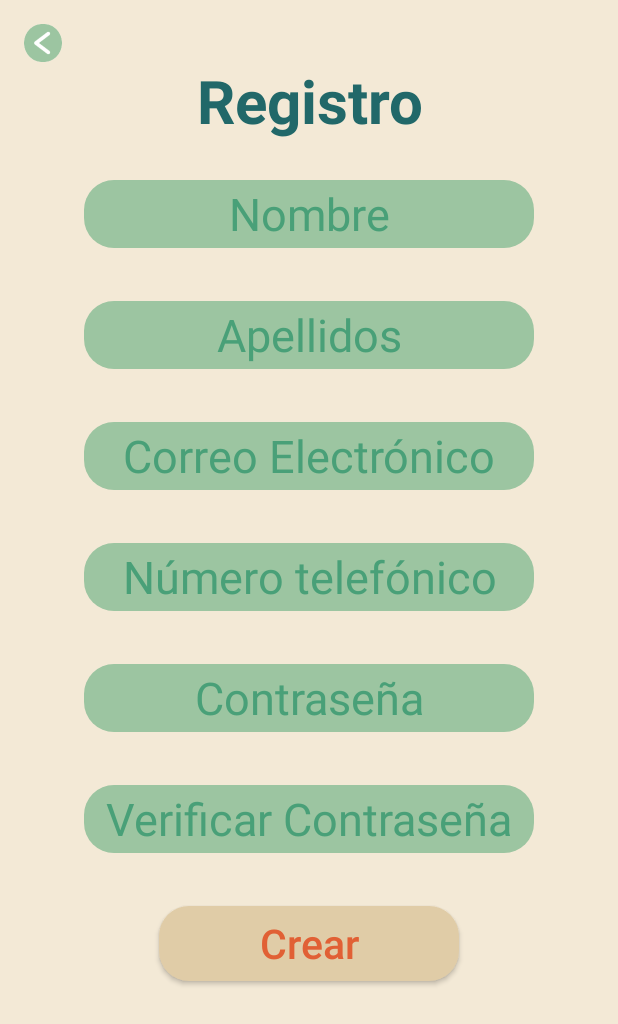
After one commit to JuanCarlosSanchezB/IngDeSoftware, an Android app: the layout register.xml on its own in the app's theme, with its tools: preview values and no code run, on a phone screen of 412 x 824 dp. The commit adds this screen. Shown: the top 1024 px of the screen. Run offline under Robolectric (Android 15) with nearby library versions, the phone set to English and light mode, and no system bars.

Commit message:
Se agrego la pantalla de Registro y diseño de boton crear

```diff
--- /dev/null
+++ b/AztecasApp/app/src/main/res/drawable/create_button.xml
@@ -0,0 +1,5 @@
+<shape xmlns:android="http://schemas.android.com/apk/res/android" android:shape="rectangle">
+    <corners android:topLeftRadius="20dp" android:topRightRadius="20dp" android:bottomRightRadius="20dp" android:bottomLeftRadius="20dp"/>
+    <solid android:color="#E0CCA7"/>
+    <size android:width="150dp" android:height="50dp"/>
+</shape>
--- a/AztecasApp/app/src/main/res/drawable/round_button.xml
+++ b/AztecasApp/app/src/main/res/drawable/round_button.xml
@@ -1,5 +1,5 @@
 <shape xmlns:android="http://schemas.android.com/apk/res/android" android:shape="rectangle">
     <corners android:topLeftRadius="20dp" android:topRightRadius="20dp" android:bottomRightRadius="20dp" android:bottomLeftRadius="20dp"/>
     <solid android:color="#9CC5A1"/>
-    <size android:width="150dp" android:height="50dp"/>
+    <size android:width="200dp" android:height="50dp"/>
 </shape>
--- /dev/null
+++ b/AztecasApp/app/src/main/res/layout/register.xml
@@ -0,0 +1,147 @@
+<?xml version="1.0" encoding="utf-8"?>
+<androidx.constraintlayout.widget.ConstraintLayout xmlns:android="http://schemas.android.com/apk/res/android"
+    xmlns:app="http://schemas.android.com/apk/res-auto"
+    xmlns:tools="http://schemas.android.com/tools"
+    android:layout_width="match_parent"
+    android:layout_height="match_parent"
+    android:background="#F3E9D6">
+
+    <LinearLayout
+        android:id="@+id/registerLayout"
+        android:layout_width="match_parent"
+        android:layout_height="match_parent"
+        android:orientation="vertical"
+        app:layout_constraintBottom_toBottomOf="parent"
+        app:layout_constraintEnd_toEndOf="parent"
+        app:layout_constraintStart_toStartOf="parent"
+        app:layout_constraintTop_toTopOf="parent">
+
+        <TextView
+            android:id="@+id/textView"
+            android:layout_width="244dp"
+            android:layout_height="70dp"
+            android:layout_gravity="center_horizontal"
+            android:layout_marginTop="40dp"
+            android:layout_marginBottom="10dp"
+            android:text="Registro"
+            android:textAlignment="center"
+            android:textColor="#216869"
+            android:textSize="40dp"
+            android:textStyle="bold" />
+
+
+
+        <EditText
+            android:id="@+id/name"
+            android:layout_width="300dp"
+            android:layout_height="45dp"
+            android:layout_gravity="center_horizontal"
+            android:background="@drawable/round_button"
+            android:layout_marginBottom="35dp"
+            android:selectAllOnFocus="false"
+            android:text="Nombre"
+            android:textAlignment="center"
+            android:textAllCaps="false"
+            android:textColor="#49A078"
+            android:textSize="30dp" />
+
+        <EditText
+            android:id="@+id/lastnames"
+            android:layout_width="300dp"
+            android:layout_height="45dp"
+            android:layout_gravity="center_horizontal"
+            android:background="@drawable/round_button"
+            android:layout_marginBottom="35dp"
+            android:selectAllOnFocus="false"
+            android:text="Apellidos"
+            android:textAlignment="center"
+            android:textAllCaps="false"
+            android:textColor="#49A078"
+            android:textSize="30dp" />
+
+        <EditText
+            android:id="@+id/email"
+            android:layout_width="300dp"
+            android:layout_height="45dp"
+            android:layout_gravity="center_horizontal"
+            android:background="@drawable/round_button"
+            android:layout_marginBottom="35dp"
+            android:selectAllOnFocus="false"
+            android:text="Correo Electrónico"
+            android:textAlignment="center"
+            android:textAllCaps="false"
+            android:textColor="#49A078"
+            android:textSize="30dp" />
+
+        <EditText
+            android:id="@+id/cellphone"
+            android:layout_width="300dp"
+            android:layout_height="45dp"
+            android:layout_gravity="center_horizontal"
+            android:background="@drawable/round_button"
+            android:layout_marginBottom="35dp"
+            android:selectAllOnFocus="false"
+            android:text="Número telefónico"
+            android:textAlignment="center"
+            android:textAllCaps="false"
+            android:textColor="#49A078"
+            android:textSize="30dp" />
+
+        <EditText
+            android:id="@+id/password"
+            android:layout_width="300dp"
+            android:layout_height="45dp"
+            android:layout_gravity="center_horizontal"
+            android:background="@drawable/round_button"
+            android:layout_marginBottom="35dp"
+            android:selectAllOnFocus="false"
+            android:text="Contraseña"
+            android:textAlignment="center"
+            android:textAllCaps="false"
+            android:textColor="#49A078"
+            android:textSize="30dp" />
+
+        <EditText
+            android:id="@+id/veripassword"
+            android:layout_width="300dp"
+            android:layout_height="45dp"
+            android:layout_gravity="center_horizontal"
+            android:background="@drawable/round_button"
+            android:layout_marginBottom="35dp"
+            android:selectAllOnFocus="false"
+            android:text="Verificar Contraseña"
+            android:textAlignment="center"
+            android:textAllCaps="false"
+            android:textColor="#49A078"
+            android:textSize="30dp" />
+
+        <Button
+            android:id="@+id/create"
+            android:layout_width="200dp"
+            android:layout_height="wrap_content"
+            android:layout_gravity="center_horizontal"
+            android:background="@drawable/create_button"
+            android:layout_marginBottom="35dp"
+            android:selectAllOnFocus="false"
+            android:text="Crear"
+            android:textAlignment="center"
+            android:textAllCaps="false"
+            android:textColor="#E16035"
+            android:textSize="27dp" />
+
+
+    </LinearLayout>
+
+    <ImageButton
+        android:id="@+id/backFrom"
+        android:layout_width="25dp"
+        android:layout_height="25dp"
+        android:layout_marginStart="16dp"
+        android:layout_marginTop="16dp"
+        android:background="@drawable/boton_de_back"
+        android:onClick="goBack"
+        app:layout_constraintHorizontal_bias="0.29"
+        app:layout_constraintStart_toStartOf="parent"
+        app:layout_constraintTop_toTopOf="parent"
+        app:layout_constraintVertical_bias="0.338" />
+</androidx.constraintlayout.widget.ConstraintLayout>
--- a/AztecasApp/gradle/libs.versions.toml
+++ b/AztecasApp/gradle/libs.versions.toml
@@ -1,5 +1,5 @@
 [versions]
-agp = "8.3.1"
+agp = "8.3.2"
 junit = "4.13.2"
 junitVersion = "1.1.5"
 espressoCore = "3.5.1"
```
Also changed, not shown: 712 other files.
